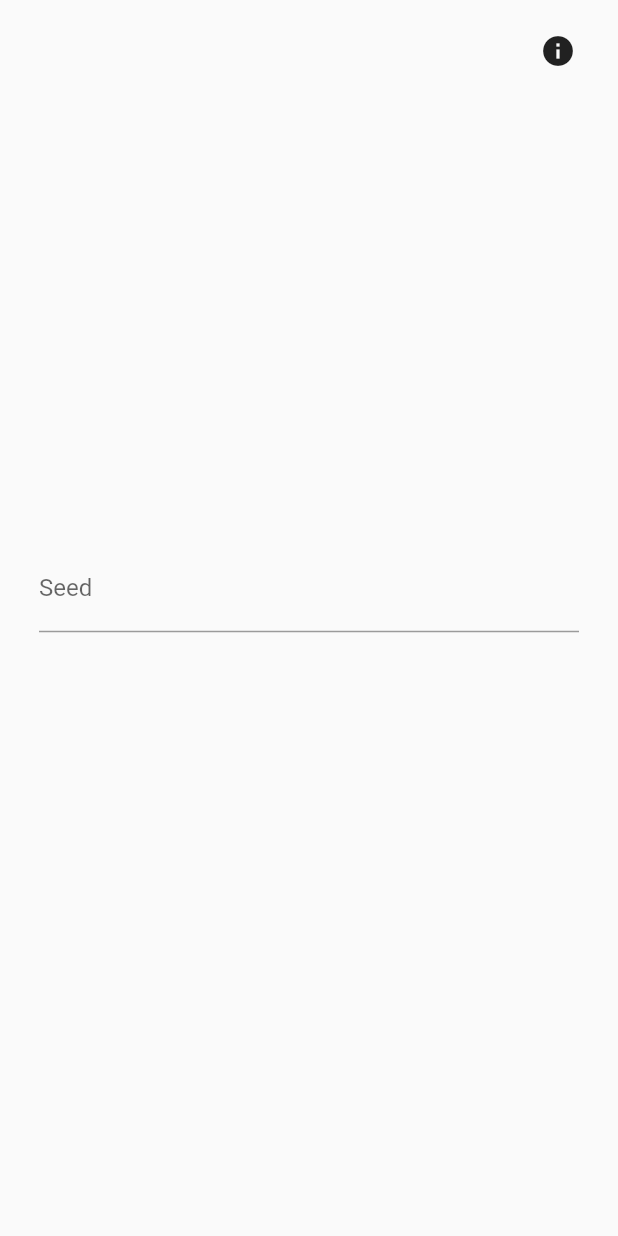
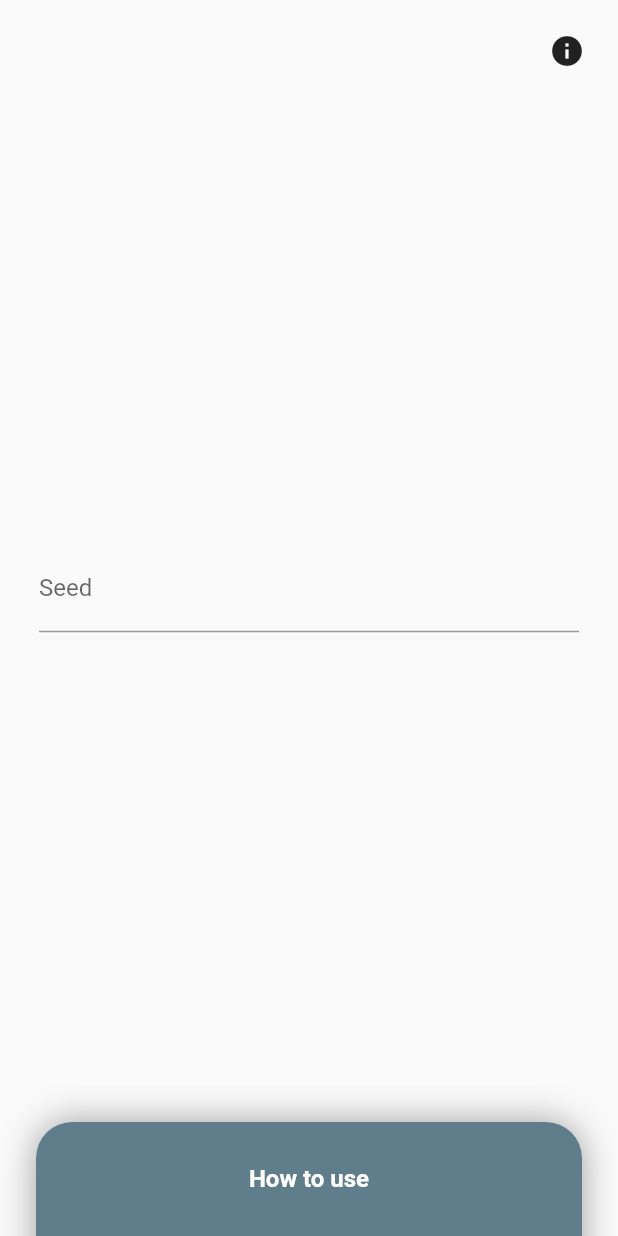
Before and after one commit to rusudinu/arduino-password-manager-companion, a Flutter app: the screen it shows after launch, on a phone screen of 412 x 824 dp. Run offline on Flutter 3.47's test engine with Material 2 defaults, Android fonts, the phone set to English and light mode, and no system bars; drawn by our look-alikes of carousel_slider, sliding_up_panel.

Commit message:
added app tutorial in a carousel hidden inside a slide-up panel

```diff
--- a/lib/main.dart
+++ b/lib/main.dart
@@ -1,4 +1,7 @@
 import 'package:flutter/material.dart';
+import 'package:ma_lab_flutter/pair.dart';
+import 'package:sliding_up_panel/sliding_up_panel.dart';
+import 'package:carousel_slider/carousel_slider.dart';
 
 void main() {
   runApp(const PasswordManagerCompanion());
@@ -29,6 +32,15 @@ class PasswordGenerator extends StatefulWidget {
 
 class _PasswordGeneratorState extends State<PasswordGenerator> {
   String password = "";
+  List<Pair> tipsList = [
+    Pair("Unlocking the wallet", "In order to unlock the wallet, you need to enter the seed that is displayed on the LCD in this app. Then, you will see a code, that you will enter using the remote in the wallet."),
+    Pair("Locking the wallet", "You can lock your wallet only if you have unlocked it. You can do this by pressing the 'Play' button ('>||') on the remote."),
+    Pair("Wallet modes", "The wallet has five modes: 'Locked' (mode 0), 'Unlocked' (mode 1), 'View passwords' (mode 2), 'Add passwords' (mode 3) and 'Delete passwords' (mode 3). To access all modes you need to have the wallet unlocked."),
+    Pair("Adding a password", "To add a password, switch to the 'Add password' mode (mode 3) by pressing the 'CH+' button on the remote. Now, you can start typing the password that you want to store. After you're done, press the '+' button on the remote to save it in memory. To save it in EEPROM, press 'FOL+' on the remote, while in 'Add password' mode (mode 4)."),
+    Pair("Deleting a password", "To delete a password, switch to the 'Delete passwords' mode (mode 3) by pressing the 'CH-' button on the remote. Press the '-' button on the remote to delete it from memory. To delete it from EEPROM, press 'FOL+' on the remote, while in 'Add password' mode (mode 4)."),
+    Pair("Scrolling passwords", "To scroll through the passwords, switch to 'View passwords' mode by pressing the 'CH' button on the remote. You can now scroll through the passwords by pressing the '>>|' or '|<<' buttons on the remote."),
+    Pair("Saving passwords to EEPROM", "To save the passwords to EEPROM, press 'FOL+' on the remote, while in 'add password' mode (mode 4)."),
+  ];
 
   void generatePasswordFromSeed(int seed) {
     int sum = 0;
@@ -45,6 +57,81 @@ class _PasswordGeneratorState extends State<PasswordGenerator> {
 
   @override
   Widget build(BuildContext context) {
+    BorderRadiusGeometry radius = const BorderRadius.only(
+      topLeft: Radius.circular(24.0),
+      topRight: Radius.circular(24.0),
+    );
+
+    Widget _floatingCollapsed() {
+      return Container(
+        decoration: BoxDecoration(
+          color: Colors.blueGrey,
+          borderRadius: radius,
+        ),
+        margin: const EdgeInsets.fromLTRB(24.0, 24.0, 24.0, 0.0),
+        child: const Center(
+          child: Text(
+            "How to use",
+            style: TextStyle(color: Colors.white, fontWeight: FontWeight.bold, fontSize: 16.0),
+          ),
+        ),
+      );
+    }
+
+    Widget _floatingPanel() {
+      return Container(
+        decoration: const BoxDecoration(color: Colors.white, borderRadius: BorderRadius.all(Radius.circular(24.0)), boxShadow: [
+          BoxShadow(
+            blurRadius: 20.0,
+            color: Colors.grey,
+          ),
+        ]),
+        margin: const EdgeInsets.all(24.0),
+        child: Center(
+          child: CarouselSlider(
+            options: CarouselOptions(height: MediaQuery.of(context).size.height * 0.8),
+            items: tipsList.map((i) {
+              return Builder(
+                builder: (BuildContext context) {
+                  return Stack(
+                    children: [
+                      Container(
+                        padding: const EdgeInsets.all(15),
+                        child: Center(
+                          child: RichText(
+                            textAlign: TextAlign.justify,
+                            text: TextSpan(
+                              style: TextStyle(fontFamily: "Roboto", fontSize: 16.0, color: Theme.of(context).textTheme.bodyText1!.color),
+                              children: [
+                                TextSpan(text: i.key, style: const TextStyle(fontWeight: FontWeight.bold)),
+                                const TextSpan(text: "\n\n"),
+                                TextSpan(text: i.value),
+                              ],
+                            ),
+                          ),
+                        ),
+                      ),
+                      Align(
+                        alignment: Alignment.centerLeft,
+                        child: Container(
+                          width: 2,
+                          height: 15,
+                          decoration: const BoxDecoration(
+                            borderRadius: BorderRadius.all(Radius.circular(10)),
+                            color: Colors.grey,
+                          ),
+                        ),
+                      ),
+                    ],
+                  );
+                },
+              );
+            }).toList(),
+          ),
+        ),
+      );
+    }
+
     return Scaffold(
       body: Center(
         child: Stack(
@@ -72,7 +159,13 @@ class _PasswordGeneratorState extends State<PasswordGenerator> {
                     );
                   }),
             ),
-            Column(
+            SlidingUpPanel(
+              borderRadius: radius,
+              renderPanelSheet: false,
+              panel: _floatingPanel(),
+              collapsed: _floatingCollapsed(),
+              maxHeight: MediaQuery.of(context).size.height * 0.8,
+              body: Column(
                 mainAxisAlignment: MainAxisAlignment.center,
                 children: <Widget>[
                   Container(
@@ -107,6 +200,7 @@ class _PasswordGeneratorState extends State<PasswordGenerator> {
                   ),
                 ],
               ),
+            ),
           ],
         ),
       ),
--- /dev/null
+++ b/lib/pair.dart
@@ -0,0 +1,6 @@
+class Pair{
+  String key;
+  String value;
+
+  Pair(this.key, this.value);
+}
--- a/pubspec.yaml
+++ b/pubspec.yaml
@@ -12,11 +12,13 @@ dependencies:
   flutter:
     sdk: flutter
   cupertino_icons: ^1.0.4
+  sliding_up_panel: ^2.0.0+1
 
 dev_dependencies:
   flutter_test:
     sdk: flutter
-  flutter_lints: ^1.0.0
+  flutter_lints: ^1.0.4
+  carousel_slider: ^4.1.1
 
 flutter:
   uses-material-design: true
```
Also changed, not shown: pubspec.lock. Lines whose indentation alone changed are shown as unchanged.
